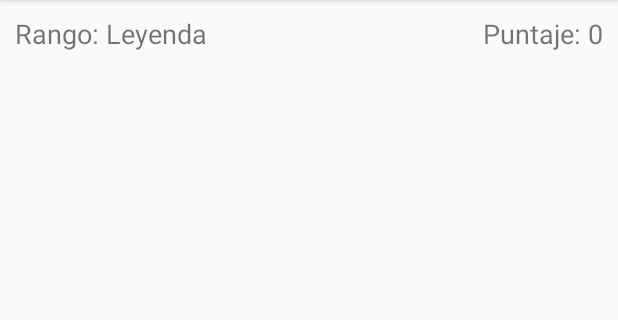
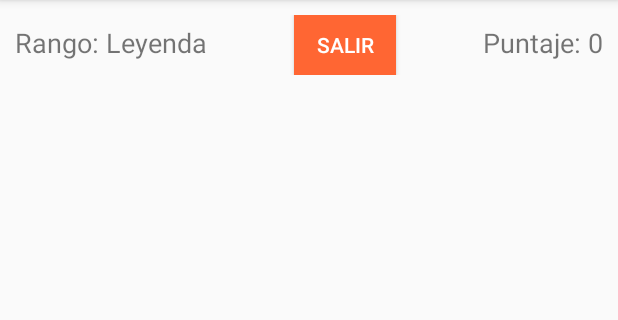
Before and after one commit to matiassalinas/museo_interactivo, an Android app: the screen it shows after launch (HomeActivity), after a tap on an icon or button, on a phone screen of 412 x 824 dp, the part 84-404 px from its top. Run offline under Robolectric (Android 15) with nearby library versions, the phone set to English and light mode, and no system bars; 2 statements that could not run were skipped.

Commit message:
Cerrar Sesion

```diff
--- a/app/src/main/java/io/github/matiassalinas/museo_interactivo/HomeActivity.java
+++ b/app/src/main/java/io/github/matiassalinas/museo_interactivo/HomeActivity.java
@@ -1,10 +1,12 @@
 package io.github.matiassalinas.museo_interactivo;
 
 import android.content.Intent;
+import android.content.SharedPreferences;
 import android.os.Bundle;
 import android.support.v7.app.AppCompatActivity;
 import android.view.View;
 import android.widget.AdapterView;
+import android.widget.Button;
 import android.widget.ListView;
 import android.widget.TextView;
 import android.widget.Toast;
@@ -17,6 +19,11 @@ public class HomeActivity extends AppCompatActivity {
     private Usuario usuario;
     private TextView puntajeTxt;
     private TextView rangoTxt;
+    private Button salirBtn;
+
+    public static final String MY_PREFS_NAME = "MyPrefsFile";
+    private SharedPreferences prefs;
+    private SharedPreferences.Editor editor;
 
     @Override
     protected void onCreate(Bundle savedInstanceState) {
@@ -27,6 +34,18 @@ public class HomeActivity extends AppCompatActivity {
         puntajeTxt = (TextView) findViewById(R.id.puntajeTextView);
         rangoTxt = (TextView) findViewById(R.id.rankTextView);
         historial();
+        salirBtn = (Button) findViewById(R.id.salirBtn);
+        salirBtn.setOnClickListener(new View.OnClickListener() {
+            public void onClick(View v) {
+                prefs = getSharedPreferences(MY_PREFS_NAME, MODE_PRIVATE);
+                editor = prefs.edit();
+                editor.clear();
+                editor.commit();
+                Intent i = new Intent(HomeActivity.this,MainActivity.class);
+                startActivity(i);
+                finish();
+            }
+        });
     }
 
     @Override
--- a/app/src/main/java/io/github/matiassalinas/museo_interactivo/ObjetivosAdapter.java
+++ b/app/src/main/java/io/github/matiassalinas/museo_interactivo/ObjetivosAdapter.java
@@ -42,6 +42,9 @@ public class ObjetivosAdapter extends ArrayAdapter<Objetivo> {
                 break;
             }
         }
+        if(!isEnabled(position)){
+            convertView.setBackgroundColor(context.getColor(R.color.listOk));
+        }
         objetivoTitulo.setText(objetivo.getTitulo());
         objetivoPuntaje.setText(puntaje+"/100");
         return convertView;
--- a/app/src/main/java/io/github/matiassalinas/museo_interactivo/ZonasAdapter.java
+++ b/app/src/main/java/io/github/matiassalinas/museo_interactivo/ZonasAdapter.java
@@ -38,6 +38,9 @@ public class ZonasAdapter extends ArrayAdapter<Zona> {
         for(int i = 0; i < historial.size(); i++){
             if(historial.get(i).getIdZona() == zona.getIdZona()) cantidad++;
         }
+        if(cantidad == zona.getContadorObjetivos()){
+            convertView.setBackgroundColor(context.getColor(R.color.listOk));
+        }
         zonaObjetivos.setText(cantidad+"/"+zona.getContadorObjetivos());
         return convertView;
     }
--- a/app/src/main/res/layout/activity_home.xml
+++ b/app/src/main/res/layout/activity_home.xml
@@ -19,7 +19,18 @@
             android:layout_height="wrap_content"
             android:layout_weight="1"
             android:text="@string/ranking"
-            android:textSize="18sp" />
+            android:textSize="18sp"
+            tools:text="Rango" />
+
+        <Button
+            android:id="@+id/salirBtn"
+            android:layout_width="10dp"
+            android:layout_height="40dp"
+            android:layout_weight="1"
+            android:background="@color/colorAccent"
+            android:elevation="8dp"
+            android:text="@string/salir"
+            android:textColor="@android:color/white" />
 
         <TextView
             android:id="@+id/puntajeTextView"
@@ -28,7 +39,8 @@
             android:layout_weight="1"
             android:text="@string/puntaje"
             android:textAlignment="textEnd"
-            android:textSize="18sp" />
+            android:textSize="18sp"
+            tools:text="Puntaje" />
 
     </LinearLayout>
 
@@ -40,7 +52,10 @@
         <ListView
             android:id="@+id/listZonas"
             android:layout_width="match_parent"
-            android:layout_height="match_parent" />
+            android:layout_height="match_parent"
+            android:layout_marginTop="20dp"
+            android:dividerHeight="2dp" />
 
     </LinearLayout>
+
 </LinearLayout>
--- a/app/src/main/res/layout/activity_zona.xml
+++ b/app/src/main/res/layout/activity_zona.xml
@@ -85,7 +85,8 @@
         <ListView
             android:id="@+id/listObjetivos"
             android:layout_width="match_parent"
-            android:layout_height="match_parent" />
+            android:layout_height="match_parent"
+            android:dividerHeight="2dp" />
     </LinearLayout>
 
 </LinearLayout>
--- a/app/src/main/res/layout/item_objetivo.xml
+++ b/app/src/main/res/layout/item_objetivo.xml
@@ -10,6 +10,7 @@
         android:layout_height="match_parent"
         android:layout_weight="3"
         android:gravity="center_vertical"
+        android:padding="10dp"
         android:text="Nombre Objetivo"
         android:textAlignment="textStart"
         android:textSize="24sp"
--- a/app/src/main/res/layout/item_zona.xml
+++ b/app/src/main/res/layout/item_zona.xml
@@ -9,6 +9,8 @@
         android:layout_width="match_parent"
         android:layout_height="match_parent"
         android:layout_weight="3"
+        android:gravity="center"
+        android:padding="10dp"
         android:text="Nombre Zona"
         android:textAlignment="textStart"
         android:textSize="30sp"
@@ -19,6 +21,8 @@
         android:layout_width="match_parent"
         android:layout_height="match_parent"
         android:layout_weight="7"
+        android:gravity="center"
+        android:padding="20dp"
         android:text="0/0"
         android:textAlignment="center"
         android:textSize="30sp"
--- a/app/src/main/res/values/colors.xml
+++ b/app/src/main/res/values/colors.xml
@@ -2,5 +2,6 @@
 <resources>
     <color name="colorPrimary">#3F51B5</color>
     <color name="colorPrimaryDark">#303F9F</color>
-    <color name="colorAccent">#FF4081</color>
+    <color name="colorAccent">#ff6633</color>
+    <color name="listOk">#A5D6A7</color>
 </resources>
--- a/app/src/main/res/values/strings.xml
+++ b/app/src/main/res/values/strings.xml
@@ -14,4 +14,5 @@
     <string name="Platino">Platino</string>
     <string name="Diamante">Diamante</string>
     <string name="Leyenda">Leyenda</string>
+    <string name="salir">Salir</string>
 </resources>
```
